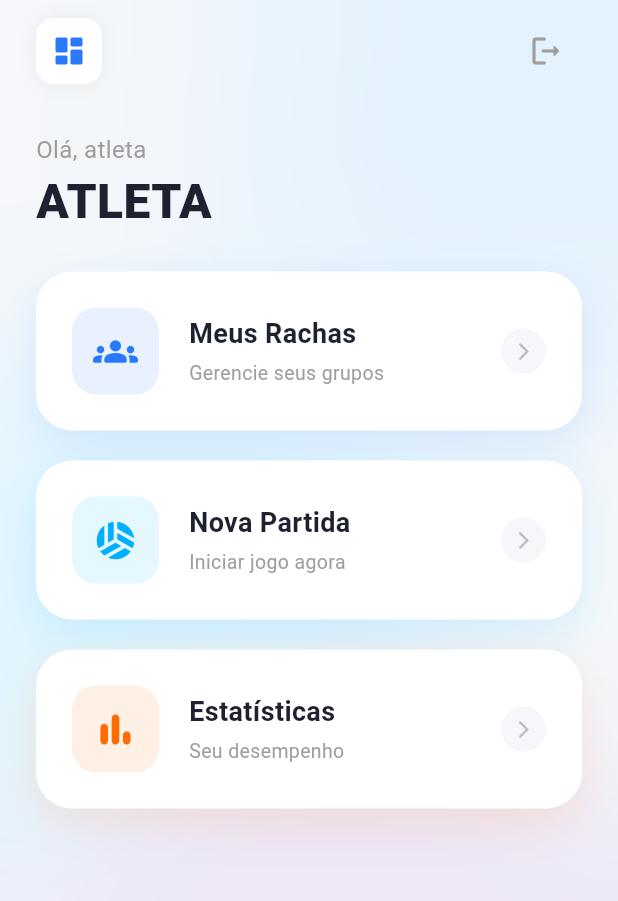
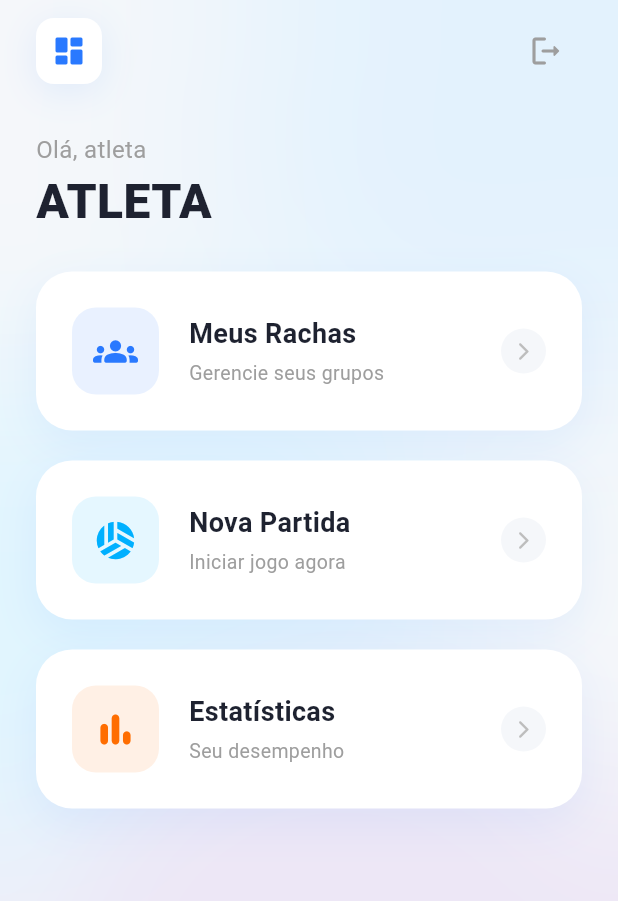
Before and after one commit to gregoriobrito/cpt_app, a Flutter app: the HomePage screen opened directly, on a phone screen of 412 x 824 dp. Shown: the top 901 px of the screen. Run offline on Flutter 3.47's test engine with Material 3 defaults, Android fonts, the phone set to English and light mode, and no system bars; drawn by our look-alikes of animated_text_kit; our stand-ins replace shared_preferences; accounts and stored records are empty; network calls fail.

Commit message:
home e cadastro atualização

```diff
--- a/lib/features/home/home_page.dart
+++ b/lib/features/home/home_page.dart
@@ -7,7 +7,7 @@ import 'package:cpv_app/features/partida/partida_racha_page.dart';
 import 'package:cpv_app/features/racha/racha_page.dart';
 import 'package:cpv_app/features/relatorio/relatorio_racha_page.dart';
 import 'package:cpv_app/features/usuario/usuario_service.dart';
-import 'package:cpv_app/main.dart';
+import 'package:cpv_app/main.dart'; // Para navegar de volta ao login se precisar
 
 class HomePage extends StatefulWidget {
   const HomePage({super.key});
@@ -19,9 +19,10 @@ class HomePage extends StatefulWidget {
 class _HomePageState extends State<HomePage> with TickerProviderStateMixin {
   late Future<String> _usuarioFuture;
 
-  // Cores do Tema
-  final Color _primaryBlue = const Color(0xFF2979FF);
-  final Color _darkText = const Color(0xFF1E2230);
+  // --- DESIGN SYSTEM (Consistência com main.dart) ---
+  final Color _backgroundColor = const Color(0xFFF5F7FA); // Branco Gelo
+  final Color _primaryBlue = const Color(0xFF2979FF); // Azul Elétrico
+  final Color _darkText = const Color(0xFF1E2230); // Texto Escuro
 
   // Animações
   late AnimationController _lightsController;
@@ -30,6 +31,7 @@ class _HomePageState extends State<HomePage> with TickerProviderStateMixin {
   @override
   void initState() {
     super.initState();
+    // Status Bar escura para fundo claro
     SystemChrome.setSystemUIOverlayStyle(const SystemUiOverlayStyle(
       statusBarColor: Colors.transparent,
       statusBarIconBrightness: Brightness.dark,
@@ -37,10 +39,10 @@ class _HomePageState extends State<HomePage> with TickerProviderStateMixin {
 
     _usuarioFuture = _buscarNomeUsuario();
 
-    // Animação de Fundo (Mesma do Login para consistência)
+    // Animação de Fundo
     _lightsController = AnimationController(vsync: this, duration: const Duration(seconds: 10))..repeat(reverse: true);
 
-    // Animação de Entrada dos Cards
+    // Animação de Entrada em Cascata
     _entranceController = AnimationController(vsync: this, duration: const Duration(milliseconds: 1000))..forward();
   }
 
@@ -63,7 +65,13 @@ class _HomePageState extends State<HomePage> with TickerProviderStateMixin {
 
   void _logout(BuildContext context) async {
     await ApiClient().logout();
-    if(mounted) Navigator.pushAndRemoveUntil(context, MaterialPageRoute(builder: (_) => const LoginPage()), (r) => false);
+    if(mounted) {
+      Navigator.pushAndRemoveUntil(
+        context,
+        MaterialPageRoute(builder: (_) => const LoginPage()),
+        (r) => false
+      );
+    }
   }
 
   @override
@@ -71,18 +79,18 @@ class _HomePageState extends State<HomePage> with TickerProviderStateMixin {
     final size = MediaQuery.of(context).size;
 
     return Scaffold(
-      backgroundColor: const Color(0xFFF5F7FA), // Branco Gelo
+      backgroundColor: _backgroundColor,
       body: Stack(
         children: [
-          // --- FUNDO ANIMADO (BLOBS) ---
+          // --- FUNDO ANIMADO (Cores Pastéis Suaves) ---
           AnimatedBuilder(
             animation: _lightsController,
             builder: (context, child) {
               return Stack(
                 children: [
-                  Positioned(top: -50, right: -50, child: _buildLightBlob(const Color(0xFFE3F2FD), 300)),
-                  Positioned(top: size.height * 0.3, left: -60, child: _buildLightBlob(const Color(0xFFE1F5FE), 350)),
-                  Positioned(bottom: -50, right: -20, child: _buildLightBlob(const Color(0xFFEDE7F6), 400)),
+                  Positioned(top: -50, right: -50, child: _buildLightBlob(const Color(0xFFE3F2FD), 300)), // Azul bebê
+                  Positioned(top: size.height * 0.3, left: -60, child: _buildLightBlob(const Color(0xFFE1F5FE), 350)), // Ciano bebê
+                  Positioned(bottom: -50, right: -20, child: _buildLightBlob(const Color(0xFFEDE7F6), 400)), // Roxo bebê
                 ],
               );
             },
@@ -101,7 +109,13 @@ class _HomePageState extends State<HomePage> with TickerProviderStateMixin {
                     children: [
                       Container(
                         padding: const EdgeInsets.all(10),
-                        decoration: BoxDecoration(color: Colors.white, borderRadius: BorderRadius.circular(12), boxShadow: [BoxShadow(color: Colors.black.withOpacity(0.05), blurRadius: 10)]),
+                        decoration: BoxDecoration(
+                          color: Colors.white,
+                          borderRadius: BorderRadius.circular(12),
+                          boxShadow: [
+                            BoxShadow(color: _primaryBlue.withOpacity(0.1), blurRadius: 20, offset: const Offset(0, 5))
+                          ]
+                        ),
                         child: Icon(Icons.dashboard_rounded, color: _primaryBlue),
                       ),
                       IconButton(
@@ -124,7 +138,12 @@ class _HomePageState extends State<HomePage> with TickerProviderStateMixin {
                             TypewriterAnimatedText(
                               snapshot.data!.toUpperCase(),
                               speed: const Duration(milliseconds: 150),
-                              textStyle: TextStyle(fontSize: 32, fontWeight: FontWeight.w900, color: _darkText, fontFamily: 'Roboto'),
+                              textStyle: TextStyle(
+                                fontSize: 32,
+                                fontWeight: FontWeight.w900,
+                                color: _darkText,
+                                fontFamily: 'Roboto'
+                              ),
                             )
                           ],
                           isRepeatingAnimation: false,
@@ -135,7 +154,7 @@ class _HomePageState extends State<HomePage> with TickerProviderStateMixin {
 
                   const SizedBox(height: 30),
 
-                  // LISTA DE CARDS
+                  // LISTA DE CARDS (Menu Principal)
                   Expanded(
                     child: ListView(
                       physics: const BouncingScrollPhysics(),
@@ -158,14 +177,24 @@ class _HomePageState extends State<HomePage> with TickerProviderStateMixin {
   Widget _buildLightBlob(Color color, double size) {
     return Container(
       width: size, height: size,
-      decoration: BoxDecoration(shape: BoxShape.circle, color: color.withOpacity(0.6), boxShadow: [BoxShadow(color: color, blurRadius: 60, spreadRadius: 10)]),
-      child: BackdropFilter(filter: ImageFilter.blur(sigmaX: 40, sigmaY: 40), child: Container(color: Colors.transparent)),
+      decoration: BoxDecoration(
+        shape: BoxShape.circle,
+        color: color.withOpacity(0.8),
+        boxShadow: [BoxShadow(color: color, blurRadius: 60, spreadRadius: 10)]
+      ),
+      child: BackdropFilter(
+        filter: ImageFilter.blur(sigmaX: 40, sigmaY: 40),
+        child: Container(color: Colors.transparent)
+      ),
     );
   }
 
-  Widget _buildMenuCard(int index, String title, String subtitle, IconData icon, Color color, VoidCallback onTap) {
+  Widget _buildMenuCard(int index, String title, String subtitle, IconData icon, Color accentColor, VoidCallback onTap) {
+    // Animação staggered (um entra depois do outro)
     return SlideTransition(
-      position: Tween<Offset>(begin: const Offset(0, 0.2), end: Offset.zero).animate(CurvedAnimation(parent: _entranceController, curve: Interval(index * 0.2, 1.0, curve: Curves.easeOutCubic))),
+      position: Tween<Offset>(begin: const Offset(0, 0.2), end: Offset.zero).animate(
+        CurvedAnimation(parent: _entranceController, curve: Interval(index * 0.2, 1.0, curve: Curves.easeOutCubic))
+      ),
       child: FadeTransition(
         opacity: _entranceController,
         child: Container(
@@ -173,7 +202,14 @@ class _HomePageState extends State<HomePage> with TickerProviderStateMixin {
           decoration: BoxDecoration(
             color: Colors.white,
             borderRadius: BorderRadius.circular(24),
-            boxShadow: [BoxShadow(color: color.withOpacity(0.12), blurRadius: 25, offset: const Offset(0, 10))],
+            // Sombra Padrão Enterprise
+            boxShadow: [
+              BoxShadow(
+                color: _primaryBlue.withOpacity(0.08),
+                blurRadius: 25,
+                offset: const Offset(0, 10)
+              )
+            ],
           ),
           child: Material(
             color: Colors.transparent,
@@ -186,8 +222,11 @@ class _HomePageState extends State<HomePage> with TickerProviderStateMixin {
                   children: [
                     Container(
                       padding: const EdgeInsets.all(14),
-                      decoration: BoxDecoration(color: color.withOpacity(0.1), borderRadius: BorderRadius.circular(16)),
-                      child: Icon(icon, color: color, size: 30),
+                      decoration: BoxDecoration(
+                        color: accentColor.withOpacity(0.1),
+                        borderRadius: BorderRadius.circular(16)
+                      ),
+                      child: Icon(icon, color: accentColor, size: 30),
                     ),
                     const SizedBox(width: 20),
                     Expanded(
```
Also changed, not shown: lib/features/usuario/usuario_cadastro_page.dart (+93 -124 lines).
